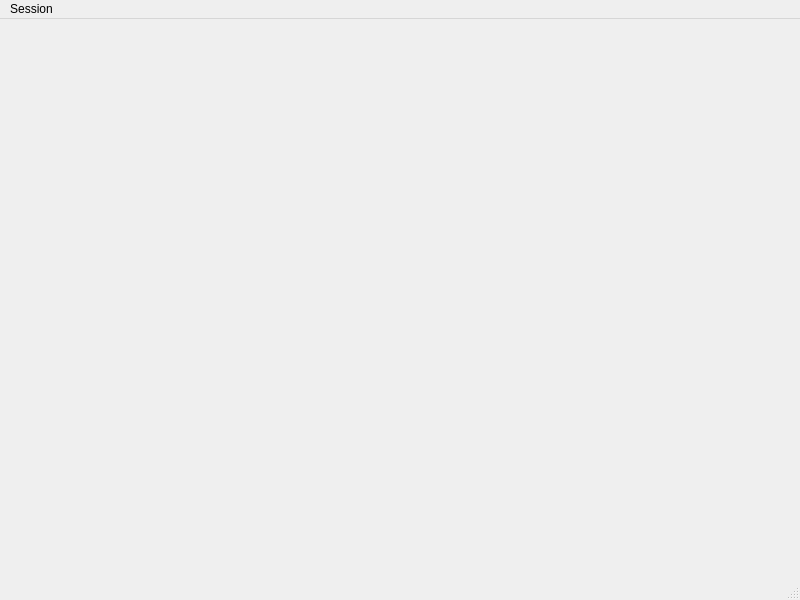
zib1995/ssh_commander, file resources/qt5_gui/main_window.ui: the form before one commit.
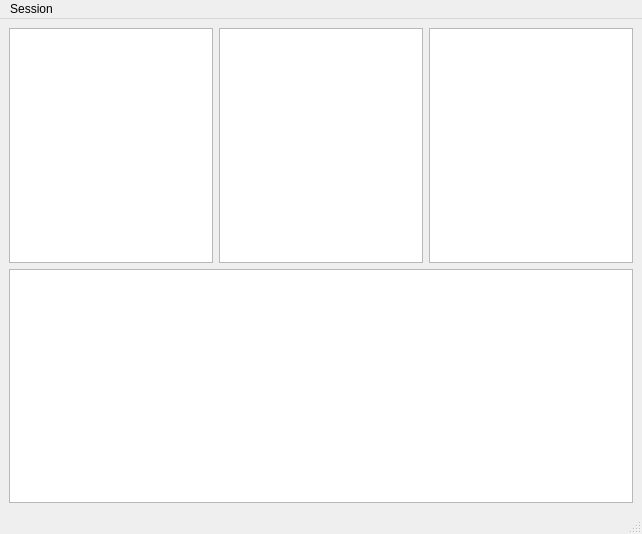
The form after the commit.

Commit message: The output of the shell in the GUI is added.

What changed in the file:
```diff
--- a/resources/qt5_gui/main_window.ui
+++ b/resources/qt5_gui/main_window.ui
@@ -6,20 +6,35 @@
    <rect>
     <x>0</x>
     <y>0</y>
-    <width>800</width>
-    <height>600</height>
+    <width>642</width>
+    <height>534</height>
    </rect>
   </property>
   <property name="windowTitle">
    <string>SSH commander</string>
   </property>
-  <widget class="QWidget" name="centralwidget"/>
+  <widget class="QWidget" name="centralwidget">
+   <layout class="QGridLayout" name="gridLayout">
+    <item row="0" column="0">
+     <widget class="QListWidget" name="listWidget_remote_first"/>
+    </item>
+    <item row="0" column="1">
+     <widget class="QListWidget" name="listWidget_remote_second"/>
+    </item>
+    <item row="0" column="2">
+     <widget class="QListWidget" name="listWidget_local"/>
+    </item>
+    <item row="1" column="0" colspan="3">
+     <widget class="QTextEdit" name="textEdit_terminal"/>
+    </item>
+   </layout>
+  </widget>
   <widget class="QMenuBar" name="menubar">
    <property name="geometry">
     <rect>
      <x>0</x>
      <y>0</y>
-     <width>800</width>
+     <width>642</width>
      <height>26</height>
     </rect>
    </property>
```
The commit also changes 2 other files.
